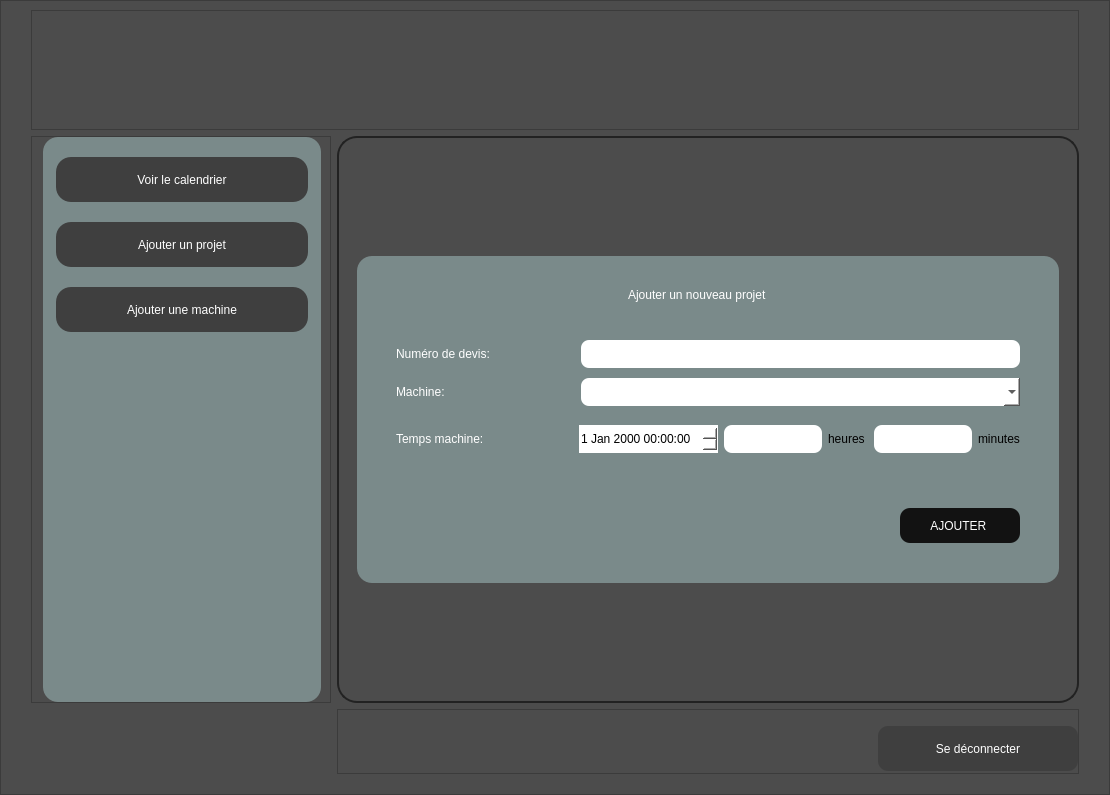
The window that main.ui (ali7haider/Scheduler_Desktop_App_PyQT) describes before a commit, drawn with Qt 5.
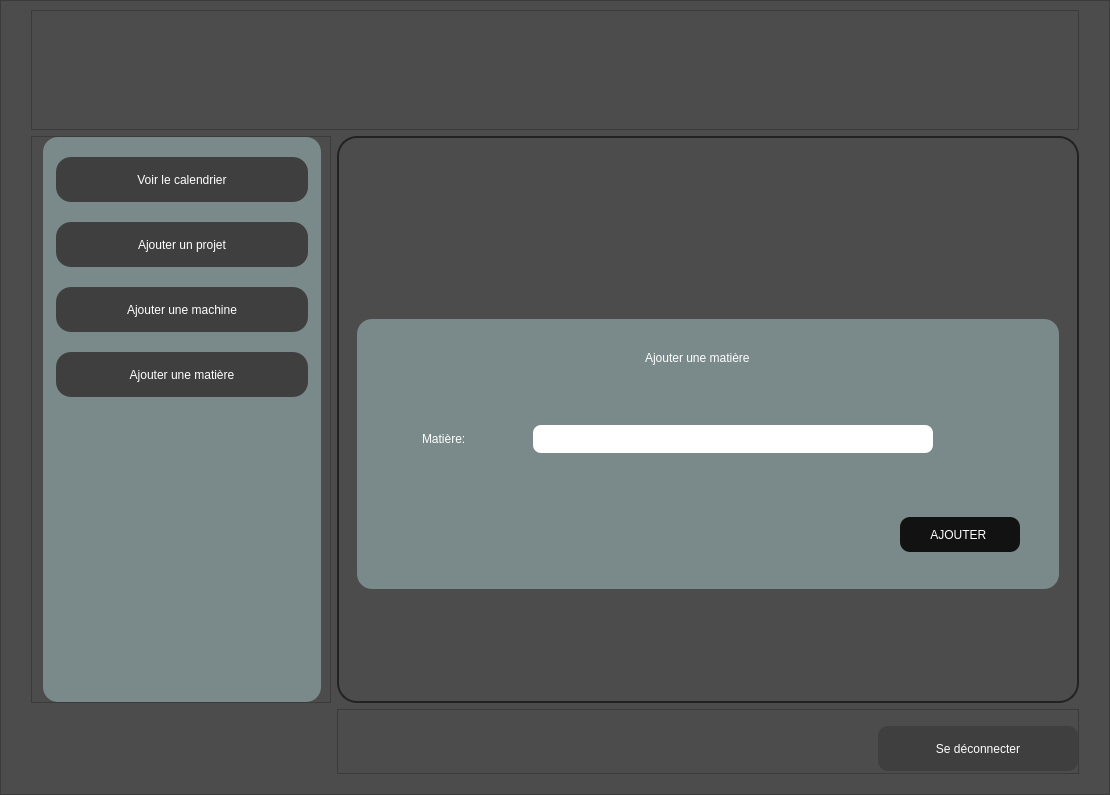
The same window after the commit. Icons and pictures are not drawn.

Commit message: Add "Ajj Subject UI"

```diff
--- a/main.ui
+++ b/main.ui
@@ -261,6 +261,34 @@
                    </property>
                   </widget>
                  </item>
+                 <item>
+                  <widget class="QPushButton" name="btnSubject">
+                   <property name="minimumSize">
+                    <size>
+                     <width>110</width>
+                     <height>45</height>
+                    </size>
+                   </property>
+                   <property name="cursor">
+                    <cursorShape>PointingHandCursor</cursorShape>
+                   </property>
+                   <property name="styleSheet">
+                    <string notr="true">background-color: #3F3F3F;</string>
+                   </property>
+                   <property name="text">
+                    <string>Ajouter une matière</string>
+                   </property>
+                   <property name="autoDefault">
+                    <bool>false</bool>
+                   </property>
+                   <property name="default">
+                    <bool>false</bool>
+                   </property>
+                   <property name="flat">
+                    <bool>false</bool>
+                   </property>
+                  </widget>
+                 </item>
                  <item>
                   <spacer name="verticalSpacer">
                    <property name="orientation">
@@ -359,7 +387,7 @@
                  <string notr="true">background-color:#4C4C4C;</string>
                 </property>
                 <property name="currentIndex">
-                 <number>1</number>
+                 <number>3</number>
                 </property>
                 <widget class="QWidget" name="page_3">
                  <layout class="QVBoxLayout" name="verticalLayout_7">
@@ -1142,6 +1170,189 @@
                   </item>
                  </layout>
                 </widget>
+                <widget class="QWidget" name="page_6">
+                 <layout class="QHBoxLayout" name="horizontalLayout_3">
+                  <item>
+                   <widget class="QFrame" name="suvjectFrame">
+                    <property name="minimumSize">
+                     <size>
+                      <width>520</width>
+                      <height>270</height>
+                     </size>
+                    </property>
+                    <property name="maximumSize">
+                     <size>
+                      <width>16777215</width>
+                      <height>200</height>
+                     </size>
+                    </property>
+                    <property name="styleSheet">
+                     <string notr="true">background-color: #7A8A8A;
+border-radius:15px;</string>
+                    </property>
+                    <property name="frameShape">
+                     <enum>QFrame::StyledPanel</enum>
+                    </property>
+                    <property name="frameShadow">
+                     <enum>QFrame::Raised</enum>
+                    </property>
+                    <layout class="QVBoxLayout" name="verticalLayout_17">
+                     <property name="rightMargin">
+                      <number>30</number>
+                     </property>
+                     <item>
+                      <widget class="QFrame" name="frame_16">
+                       <property name="maximumSize">
+                        <size>
+                         <width>16777215</width>
+                         <height>60</height>
+                        </size>
+                       </property>
+                       <property name="frameShape">
+                        <enum>QFrame::StyledPanel</enum>
+                       </property>
+                       <property name="frameShadow">
+                        <enum>QFrame::Raised</enum>
+                       </property>
+                       <layout class="QVBoxLayout" name="verticalLayout_18">
+                        <property name="topMargin">
+                         <number>0</number>
+                        </property>
+                        <property name="bottomMargin">
+                         <number>0</number>
+                        </property>
+                        <item alignment="Qt::AlignHCenter">
+                         <widget class="QLabel" name="label_14">
+                          <property name="styleSheet">
+                           <string notr="true">font: bold 12pt &quot;Arial&quot;;</string>
+                          </property>
+                          <property name="text">
+                           <string>Ajouter une matière</string>
+                          </property>
+                         </widget>
+                        </item>
+                       </layout>
+                      </widget>
+                     </item>
+                     <item>
+                      <widget class="QFrame" name="frame_17">
+                       <property name="frameShape">
+                        <enum>QFrame::StyledPanel</enum>
+                       </property>
+                       <property name="frameShadow">
+                        <enum>QFrame::Raised</enum>
+                       </property>
+                       <layout class="QGridLayout" name="gridLayout_4">
+                        <property name="leftMargin">
+                         <number>30</number>
+                        </property>
+                        <property name="rightMargin">
+                         <number>70</number>
+                        </property>
+                        <property name="horizontalSpacing">
+                         <number>5</number>
+                        </property>
+                        <property name="verticalSpacing">
+                         <number>10</number>
+                        </property>
+                        <item row="0" column="0">
+                         <widget class="QLabel" name="label_15">
+                          <property name="minimumSize">
+                           <size>
+                            <width>80</width>
+                            <height>0</height>
+                           </size>
+                          </property>
+                          <property name="maximumSize">
+                           <size>
+                            <width>0</width>
+                            <height>16777215</height>
+                           </size>
+                          </property>
+                          <property name="styleSheet">
+                           <string notr="true">font: bold 11pt &quot;Arial&quot;;</string>
+                          </property>
+                          <property name="text">
+                           <string>Matière:</string>
+                          </property>
+                         </widget>
+                        </item>
+                        <item row="0" column="1">
+                         <widget class="QLineEdit" name="txtMachineName_2">
+                          <property name="minimumSize">
+                           <size>
+                            <width>270</width>
+                            <height>28</height>
+                           </size>
+                          </property>
+                          <property name="maximumSize">
+                           <size>
+                            <width>400</width>
+                            <height>16777215</height>
+                           </size>
+                          </property>
+                          <property name="styleSheet">
+                           <string notr="true">background-color: rgb(255, 255, 255);
+border-radius:8px;
+padding:3px;
+</string>
+                          </property>
+                         </widget>
+                        </item>
+                       </layout>
+                      </widget>
+                     </item>
+                     <item alignment="Qt::AlignRight">
+                      <widget class="QFrame" name="frame_18">
+                       <property name="frameShape">
+                        <enum>QFrame::StyledPanel</enum>
+                       </property>
+                       <property name="frameShadow">
+                        <enum>QFrame::Raised</enum>
+                       </property>
+                       <layout class="QHBoxLayout" name="horizontalLayout_9">
+                        <property name="spacing">
+                         <number>50</number>
+                        </property>
+                        <item>
+                         <widget class="QPushButton" name="btnAddSubject">
+                          <property name="minimumSize">
+                           <size>
+                            <width>120</width>
+                            <height>35</height>
+                           </size>
+                          </property>
+                          <property name="cursor">
+                           <cursorShape>PointingHandCursor</cursorShape>
+                          </property>
+                          <property name="styleSheet">
+                           <string notr="true">padding:5px;
+border-radius:10px;
+color: rgb(255, 255, 255);
+	font: bold 10pt &quot;Arial&quot;;background-color: #121212;</string>
+                          </property>
+                          <property name="text">
+                           <string>AJOUTER </string>
+                          </property>
+                          <property name="autoDefault">
+                           <bool>false</bool>
+                          </property>
+                          <property name="default">
+                           <bool>false</bool>
+                          </property>
+                          <property name="flat">
+                           <bool>false</bool>
+                          </property>
+                         </widget>
+                        </item>
+                       </layout>
+                      </widget>
+                     </item>
+                    </layout>
+                   </widget>
+                  </item>
+                 </layout>
+                </widget>
                </widget>
               </item>
              </layout>
```
